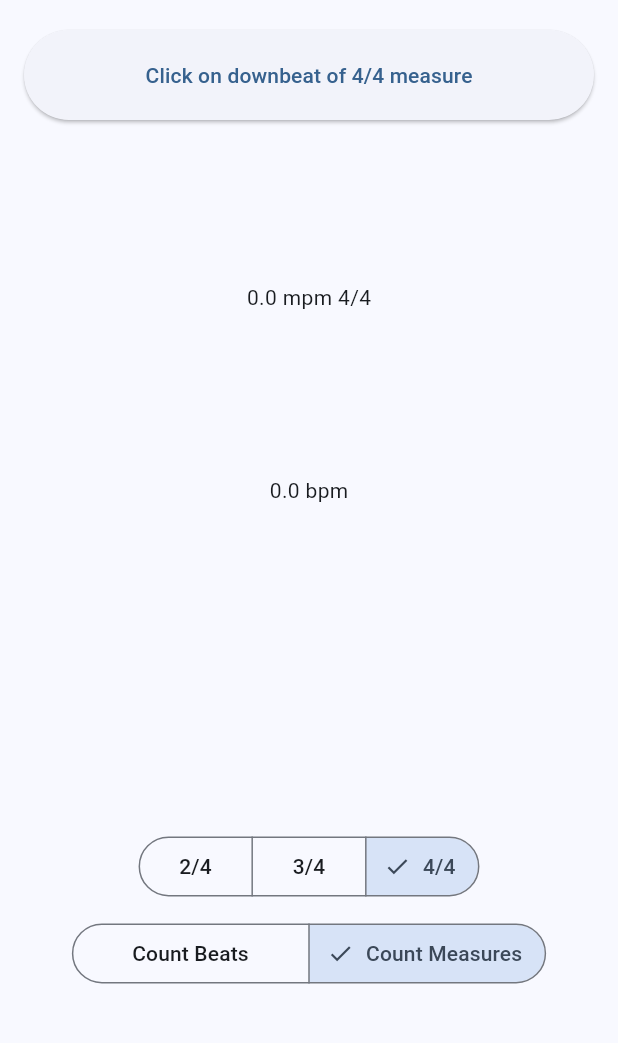
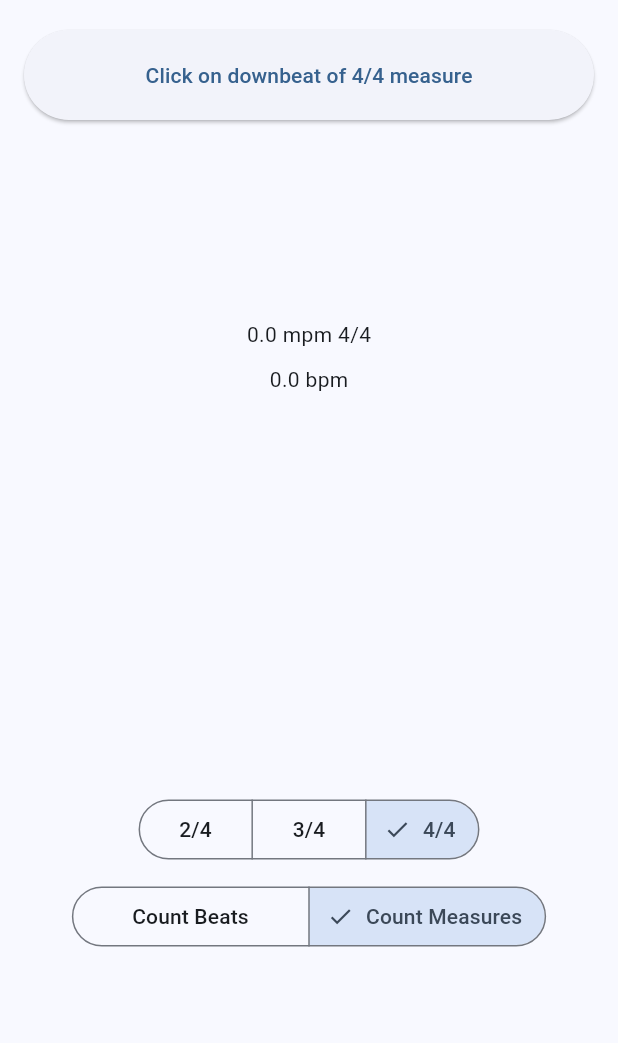
Before and after one commit to dwgray/flutter_beat_counter, a Flutter app: the screen it shows after launch, on a phone screen of 412 x 824 dp, the part 84-1127 px from its top. Run offline on Flutter 3.47's test engine with Material 2 defaults, Android fonts, the light colour scheme and no system bars.

Commit message:
Use collection conditional

```diff
--- a/lib/main.dart
+++ b/lib/main.dart
@@ -145,14 +145,6 @@ class MyHomePage extends StatelessWidget {
 
   @override
   Widget build(BuildContext context) {
-    log('${state.method}');
-    var mpm = state.method == CountMethod.measure
-        ? <Widget>[
-            Text("${state.mpm.toStringAsFixed(1)} mpm ${state.meter.index}/4"),
-            const Spacer(flex: 1),
-          ]
-        : [];
-
     var elements = <Widget>[
       const SizedBox(height: 20),
       SizedBox(
@@ -167,7 +159,9 @@ class MyHomePage extends StatelessWidget {
                 child: Text(state.clickLabel),
               ))),
       const Spacer(flex: 1),
-      ...mpm,
+      if (state.method == CountMethod.measure)
+        Text("${state.mpm.toStringAsFixed(1)} mpm ${state.meter.index}/4"),
+      if (state.method == CountMethod.measure) const SizedBox(height: 10),
       Text("${state.bpm.toStringAsFixed(1)} bpm"),
       const Spacer(flex: 2),
       const MeterChooser(),
```
